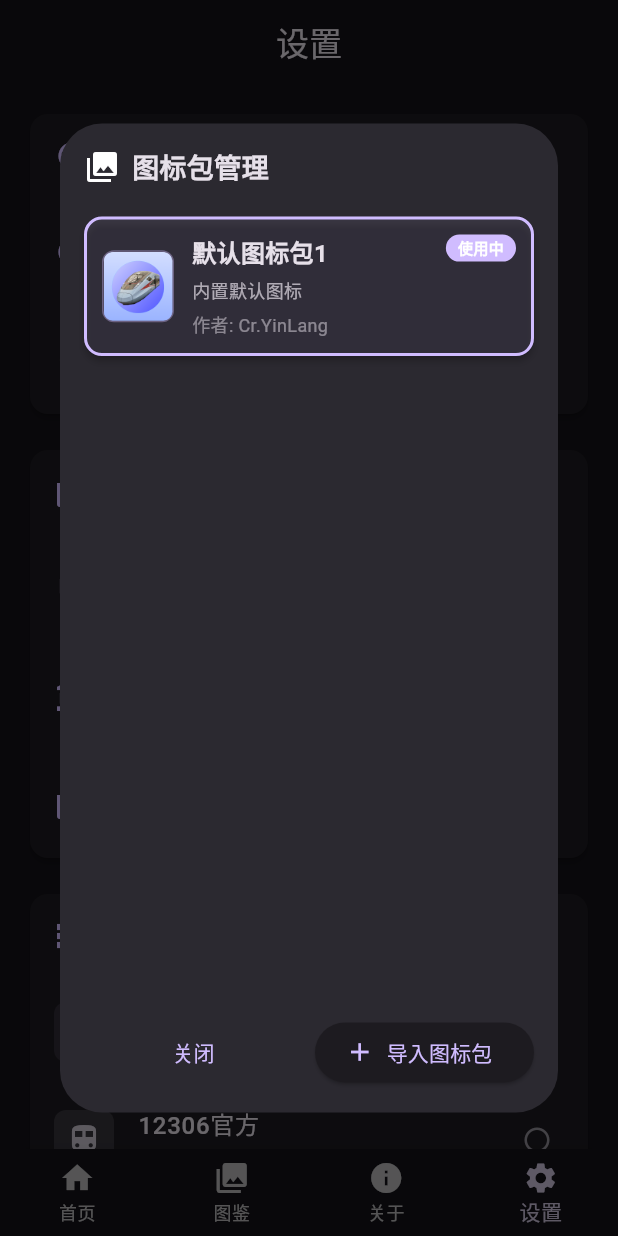
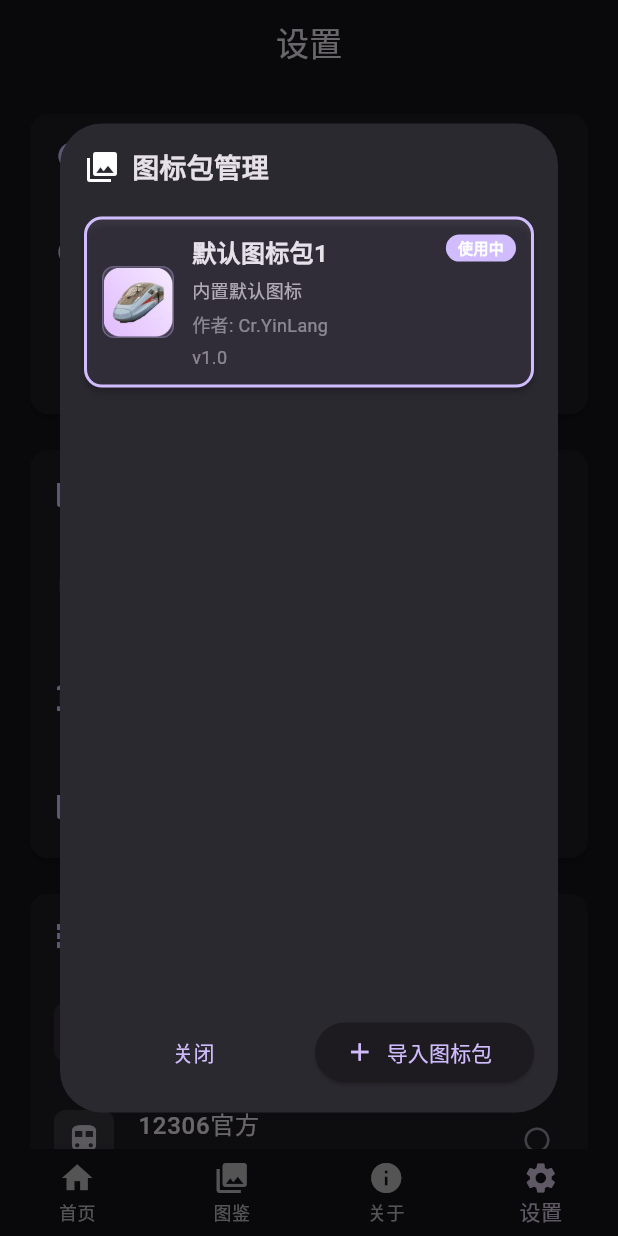
Before and after one commit to CrYinLang/EmuAIO, a Flutter app: the screen it shows after launch, item 4 of the bottom bar chosen, after a tap on "图标包管理", on a phone screen of 412 x 824 dp. Run offline on Flutter 3.47's test engine with Material 3 defaults, Android fonts, the light colour scheme and no system bars; our stand-ins replace file_picker, shared_preferences.

Commit message:
双分支同步提交 [01 周日 -02-2026 09:54]

```diff
--- a/lib/icon_pack.dart
+++ b/lib/icon_pack.dart
@@ -104,14 +104,16 @@ class _IconPackManagerState extends State<IconPackManager> {
       metadata['name'] = '自定义图标包';
       metadata['describe'] = '从ZIP文件自动生成';
       metadata['author'] = '用户上传';
+      metadata['version'] = '1.0.0';
     }
 
     metadata['iconCount'] = manifest.length;
     metadata['name'] = (metadata['name']?.toString().trim().isNotEmpty == true)
         ? metadata['name']
-        : '未命名图标包';
+        : '';
     metadata['describe'] ??= '';
-    metadata['author'] ??= '未知作者';
+    metadata['author'] ??= '';
+    metadata['version'] ??= '1.0.0';
 
     return (manifest, metadata);
   }
@@ -125,12 +127,13 @@ class _IconPackManagerState extends State<IconPackManager> {
         'name': _safeExtractString(manifestJson['name']),
         'describe': _safeExtractString(manifestJson['describe'] ?? manifestJson['description']),
         'author': _safeExtractString(manifestJson['author']),
+        'version': _safeExtractString(manifestJson['version']),
       };
 
       final manifest = <String, String>{};
       for (final entry in manifestJson.entries) {
         final key = entry.key;
-        if (!['name', 'describe', 'description', 'author'].contains(key)) {
+        if (!['name', 'describe', 'description', 'author', 'version'].contains(key)) {
           final value = _safeExtractString(entry.value);
           if (value.isNotEmpty) manifest[key] = value;
         }
@@ -286,19 +289,51 @@ class _IconPackManagerState extends State<IconPackManager> {
       );
     }
 
+    // 尝试 icon.png
     final iconFile = File('${pack.path}/icon.png');
-    if (!iconFile.existsSync()) return _buildFallbackIcon();
-
-    try {
-      if (iconFile.statSync().size == 0) return _buildFallbackIcon();
+    if (iconFile.existsSync()) {
+      if (iconFile.statSync().size > 0) {
         return Image.file(
           iconFile,
           fit: BoxFit.cover,
+          errorBuilder: (context, error, stackTrace) {
+            final trainIcon = File('${pack.path}/train/CR400AF-SZE.png');
+            if (trainIcon.existsSync()) {
+              try {
+                if (trainIcon.statSync().size > 0) {
+                  return Image.file(
+                    trainIcon,
+                    fit: BoxFit.cover,
                     errorBuilder: (context, error, stackTrace) => _buildFallbackIcon(),
                   );
+                }
               } catch (e) {
                 return _buildFallbackIcon();
               }
+            }
+            return _buildFallbackIcon();
+          },
+        );
+      }
+    }
+
+    // 尝试 train/CR400AF-SZE.png
+    final trainIcon = File('${pack.path}/train/CR400AF-SZE.png');
+    if (trainIcon.existsSync()) {
+      try {
+        if (trainIcon.statSync().size > 0) {
+          return Image.file(
+            trainIcon,
+            fit: BoxFit.cover,
+            errorBuilder: (context, error, stackTrace) => _buildFallbackIcon(),
+          );
+        }
+      } catch (e) {
+        return _buildFallbackIcon();
+      }
+    }
+
+    return _buildFallbackIcon();
   }
 
   Widget _buildFallbackIcon() {
@@ -420,20 +455,55 @@ class _IconPackManagerState extends State<IconPackManager> {
     );
   }
 
+// 修改 _buildPackMetadata 方法
   Widget _buildPackMetadata(IconPackInfo pack) {
-    return Wrap(
-      spacing: 12,
-      runSpacing: 4,
+    return Column(
+      crossAxisAlignment: CrossAxisAlignment.start,
       children: [
+        // 第一行：作者信息
         if (pack.metadata['author'] != null && pack.metadata['author']!.toString().isNotEmpty)
           Text(
             '作者: ${pack.metadata['author']}',
-            style: TextStyle(fontSize: 12, color: Theme.of(context).colorScheme.onSurface.withAlpha(128)),
+            style: TextStyle(
+                fontSize: 12,
+                color: Theme.of(context).colorScheme.onSurface.withAlpha(128)
             ),
+          ),
+
+        // 第二行：版本信息和图标数量
+        const SizedBox(height: 4),
+        Row(
+          children: [
+            // 版本信息
+            Row(
+              children: [
+                Text(
+                  'v${pack.metadata['version'] ?? '1.0'}',
+                  style: TextStyle(
+                    fontSize: 12,
+                    color: Theme.of(context).colorScheme.onSurface.withAlpha(128),
+                  ),
+                ),
+                const SizedBox(width: 8),
+              ],
+            ),
+
+            // 图标数量
             if (pack.iconCount > 0)
+              Row(
+                children: [
+                  const Icon(Icons.photo_outlined, size: 12),
+                  const SizedBox(width: 4),
                   Text(
-            '${pack.iconCount} 个图标',
-            style: TextStyle(fontSize: 12, color: Theme.of(context).colorScheme.onSurface.withAlpha(128)),
+                    '${pack.iconCount}',
+                    style: TextStyle(
+                      fontSize: 12,
+                      color: Theme.of(context).colorScheme.onSurface.withAlpha(128),
+                    ),
+                  ),
+                ],
+              ),
+          ],
         ),
       ],
     );
```
Also changed, not shown: assets/icon/app_icon.png. Lines whose indentation alone changed are shown as unchanged.
